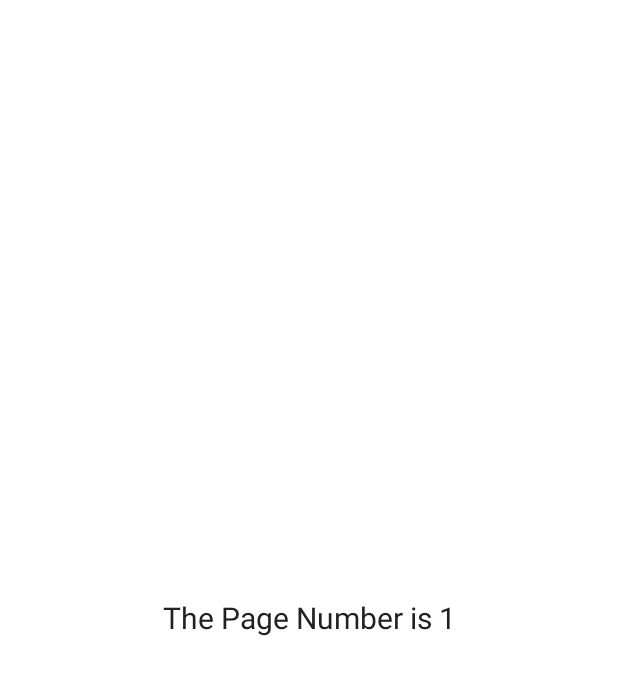
After one commit to rohitshampur/MaterialMensa, an Android app: the layout fragment_my.xml on its own in the app's theme, with its tools: preview values and no code run, on a phone screen of 412 x 824 dp. The commit adds this screen. Shown: the top 675 px of the screen. Run offline under Robolectric (Android 15) with nearby library versions, the phone set to English and light mode, and no system bars.

Commit message:
Tabs commin' yo!

```diff
--- /dev/null
+++ b/app/src/main/res/layout/fragment_my.xml
@@ -0,0 +1,9 @@
+<?xml version="1.0" encoding="utf-8"?><!-- The recycleView could come here I think -->
+<TextView xmlns:android="http://schemas.android.com/apk/res/android"
+    android:id="@+id/position"
+    android:layout_width="match_parent"
+    android:layout_height="match_parent"
+    android:gravity="center"
+    android:text="The Page Number is 1"
+    android:textColor="@color/primary_text"
+    android:textSize="20sp" />
```
Also changed, not shown: app/src/main/java/prttstft/de/materialmensa/MyFragment.java (+30 -4 lines).
